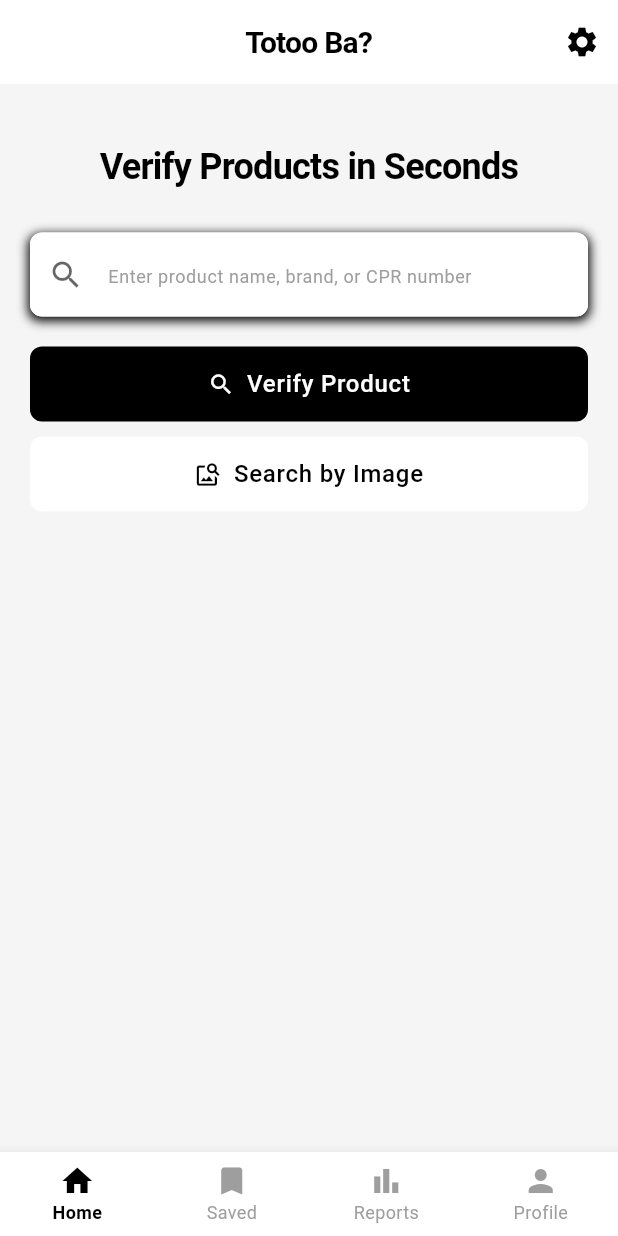
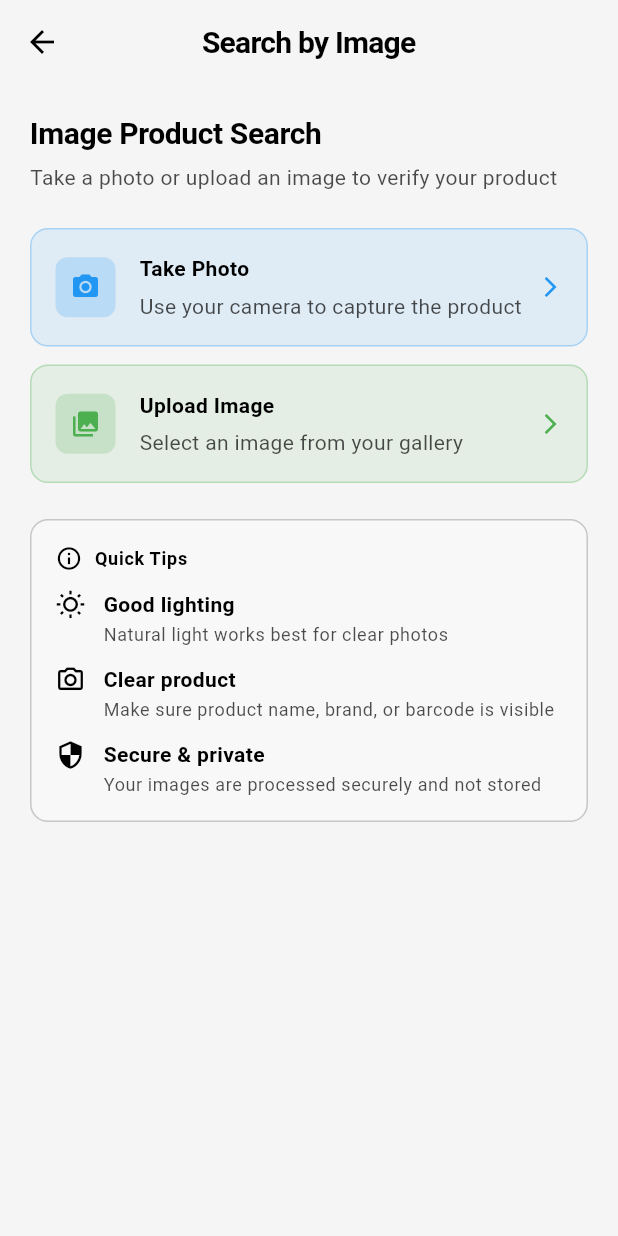
Before and after one commit to Neil-urk12/totoo-ba-mobile, a Flutter app: the screen it shows after launch, after a tap on "Search by Image", on a phone screen of 412 x 824 dp. Run offline on Flutter 3.47's test engine with Material 3 defaults, Android fonts, the phone set to English and light mode, and no system bars; our stand-ins replace flutter_riverpod, image_picker, permission_handler.

Commit message:
feat: implement image search functionality with camera and gallery support; add permission handling and enhance home screen layout for better user experience

```diff
--- a/product_checker/lib/screens/home_screen.dart
+++ b/product_checker/lib/screens/home_screen.dart
@@ -1,6 +1,7 @@
 import 'package:flutter/material.dart';
 import '../widgets/search_bar_widget.dart';
 import '../widgets/action_button_widget.dart';
+import 'image_search_screen.dart';
 
 class HomeScreen extends StatelessWidget {
   const HomeScreen({super.key});
@@ -16,8 +17,16 @@ class HomeScreen extends StatelessWidget {
           children: [
             const SizedBox(height: 20),
             Text(
-              'Verify Products in Seconds',
+              'Verify to check if this is true?',
               style: Theme.of(context).textTheme.displaySmall,
+              textAlign: TextAlign.center,
+            ),
+            const SizedBox(height: 8),
+            Text(
+              'Verify drugs, food, cosmetics, and medical devices instantly',
+              style: Theme.of(context).textTheme.bodyLarge?.copyWith(
+                color: Theme.of(context).colorScheme.onSurface.withValues(alpha: 0.7),
+              ),
               textAlign: TextAlign.center,
             ),
             const SizedBox(height: 30),
@@ -27,7 +36,7 @@ class HomeScreen extends StatelessWidget {
             // Verify Product Button
             ActionButtonWidget(
               text: 'Verify Product',
-              icon: Icons.search,
+              icon: Icons.verified_user,
               backgroundColor: Theme.of(context).colorScheme.primary,
               textColor: Theme.of(context).colorScheme.onPrimary,
               iconColor: Theme.of(context).colorScheme.onPrimary,
@@ -38,13 +47,36 @@ class HomeScreen extends StatelessWidget {
             // Search by Image Button
             ActionButtonWidget(
               text: 'Search by Image',
-              icon: Icons.image_search,
+              icon: Icons.camera_alt,
               backgroundColor: Theme.of(context).colorScheme.surface,
               textColor: Theme.of(context).colorScheme.onSurface,
               iconColor: Theme.of(context).colorScheme.onSurface,
               onPressed: () {
-
+                Navigator.of(context).push(
+                  MaterialPageRoute(
+                    builder: (context) => const ImageSearchScreen(),
+                  ),
+                );
               }
+            ),
+            const SizedBox(height: 20),
+            // Product Categories Section
+            Text(
+              'Supported Product Categories',
+              style: Theme.of(context).textTheme.titleMedium?.copyWith(
+                fontWeight: FontWeight.bold,
+              ),
+            ),
+            const SizedBox(height: 16),
+            // Category Grid
+            Row(
+              mainAxisAlignment: MainAxisAlignment.spaceEvenly,
+              children: [
+                _buildCategoryChip(context, 'Drugs', Icons.medication),
+                _buildCategoryChip(context, 'Food', Icons.restaurant),
+                _buildCategoryChip(context, 'Cosmetics', Icons.face),
+                _buildCategoryChip(context, 'Medical Devices', Icons.medical_services),
+              ],
             ),
             const SizedBox(height: 20),
           ],
@@ -52,4 +84,32 @@ class HomeScreen extends StatelessWidget {
       ),
     );
   }
+
+  Widget _buildCategoryChip(BuildContext context, String label, IconData icon) {
+    return Column(
+      children: [
+        Container(
+          width: 60,
+          height: 60,
+          decoration: BoxDecoration(
+            color: Theme.of(context).colorScheme.primaryContainer,
+            borderRadius: BorderRadius.circular(12),
+          ),
+          child: Icon(
+            icon,
+            color: Theme.of(context).colorScheme.onPrimaryContainer,
+            size: 28,
+          ),
+        ),
+        const SizedBox(height: 8),
+        Text(
+          label,
+          style: Theme.of(context).textTheme.bodySmall?.copyWith(
+            fontWeight: FontWeight.w500,
+          ),
+          textAlign: TextAlign.center,
+        ),
+      ],
+    );
+  }
 }
--- /dev/null
+++ b/product_checker/lib/screens/image_search_screen.dart
@@ -0,0 +1,493 @@
+import 'package:flutter/material.dart';
+import 'package:image_picker/image_picker.dart';
+import 'package:permission_handler/permission_handler.dart';
+import 'dart:io';
+import 'package:flutter/foundation.dart';
+
+class ImageSearchScreen extends StatefulWidget {
+  const ImageSearchScreen({super.key});
+
+  @override
+  State<ImageSearchScreen> createState() => _ImageSearchScreenState();
+}
+
+class _ImageSearchScreenState extends State<ImageSearchScreen> {
+  final ImagePicker _picker = ImagePicker();
+  File? _selectedImage;
+  bool _isProcessing = false;
+
+  @override
+  Widget build(BuildContext context) {
+    return Scaffold(
+      appBar: AppBar(
+        title: const Text('Search by Image'),
+        backgroundColor: Colors.transparent,
+        elevation: 0,
+      ),
+      body: SingleChildScrollView(
+        padding: const EdgeInsets.all(20),
+        child: Column(
+          crossAxisAlignment: CrossAxisAlignment.start,
+          children: [
+            // Header Section
+            Text(
+              'Image Product Search',
+              style: Theme.of(context).textTheme.headlineMedium?.copyWith(
+                fontWeight: FontWeight.bold,
+              ),
+            ),
+            const SizedBox(height: 6),
+            Text(
+              'Take a photo or upload an image to verify your product',
+              style: Theme.of(context).textTheme.bodyMedium?.copyWith(
+                color: Theme.of(context).colorScheme.onSurface.withValues(alpha: 0.7),
+              ),
+            ),
+            const SizedBox(height: 24),
+
+            // Image Preview Section
+            if (_selectedImage != null) ...[
+              Container(
+                width: double.infinity,
+                height: 200,
+                decoration: BoxDecoration(
+                  borderRadius: BorderRadius.circular(12),
+                  border: Border.all(
+                    color: Theme.of(context).colorScheme.outline.withValues(alpha: 0.3),
+                  ),
+                ),
+                child: ClipRRect(
+                  borderRadius: BorderRadius.circular(12),
+                  child: Image.file(
+                    _selectedImage!,
+                    fit: BoxFit.cover,
+                  ),
+                ),
+              ),
+              const SizedBox(height: 20),
+            ],
+
+            // Action Buttons
+            if (_selectedImage == null) ...[
+              if (!kIsWeb) ...[
+                _buildActionButton(
+                  context,
+                  'Take Photo',
+                  'Use your camera to capture the product',
+                  Icons.camera_alt,
+                  Colors.blue,
+                  () => _pickImage(ImageSource.camera),
+                ),
+                const SizedBox(height: 12),
+              ],
+              _buildActionButton(
+                context,
+                kIsWeb ? 'Select Image File' : 'Upload Image',
+                kIsWeb ? 'Choose an image file from your device' : 'Select an image from your gallery',
+                Icons.photo_library,
+                Colors.green,
+                () => _pickImage(ImageSource.gallery),
+              ),
+            ] else ...[
+              // Process and Retake buttons when image is selected
+              Row(
+                children: [
+                  Expanded(
+                    child: _buildActionButton(
+                      context,
+                      'Retake Photo',
+                      'Take a new photo',
+                      Icons.refresh,
+                      Colors.orange,
+                      () => _retakePhoto(),
+                    ),
+                  ),
+                  const SizedBox(width: 16),
+                  Expanded(
+                    child: _buildActionButton(
+                      context,
+                      'Search Product',
+                      'Verify this product',
+                      Icons.search,
+                      Theme.of(context).colorScheme.primary,
+                      () => _searchProduct(),
+                    ),
+                  ),
+                ],
+              ),
+              const SizedBox(height: 16),
+              _buildProcessingIndicator(),
+            ],
+
+            const SizedBox(height: 24),
+
+            // Compact Information Section
+            _buildCompactInfoSection(context),
+          ],
+        ),
+      ),
+    );
+  }
+
+  Widget _buildActionButton(
+    BuildContext context,
+    String title,
+    String subtitle,
+    IconData icon,
+    Color color,
+    VoidCallback onPressed,
+  ) {
+    return Container(
+      width: double.infinity,
+      decoration: BoxDecoration(
+        color: color.withValues(alpha: 0.1),
+        borderRadius: BorderRadius.circular(12),
+        border: Border.all(
+          color: color.withValues(alpha: 0.3),
+        ),
+      ),
+      child: Material(
+        color: Colors.transparent,
+        child: InkWell(
+          onTap: onPressed,
+          borderRadius: BorderRadius.circular(12),
+          child: Padding(
+            padding: const EdgeInsets.all(16),
+            child: Row(
+              children: [
+                Container(
+                  width: 40,
+                  height: 40,
+                  decoration: BoxDecoration(
+                    color: color.withValues(alpha: 0.2),
+                    borderRadius: BorderRadius.circular(8),
+                  ),
+                  child: Icon(
+                    icon,
+                    color: color,
+                    size: 20,
+                  ),
+                ),
+                const SizedBox(width: 16),
+                Expanded(
+                  child: Column(
+                    crossAxisAlignment: CrossAxisAlignment.start,
+                    children: [
+                      Text(
+                        title,
+                        style: Theme.of(context).textTheme.titleMedium?.copyWith(
+                          fontWeight: FontWeight.bold,
+                        ),
+                      ),
+                      const SizedBox(height: 4),
+                      Text(
+                        subtitle,
+                        style: Theme.of(context).textTheme.bodyMedium?.copyWith(
+                          color: Theme.of(context).colorScheme.onSurface.withValues(alpha: 0.7),
+                        ),
+                      ),
+                    ],
+                  ),
+                ),
+                Icon(
+                  Icons.arrow_forward_ios,
+                  color: color,
+                  size: 16,
+                ),
+              ],
+            ),
+          ),
+        ),
+      ),
+    );
+  }
+
+  Widget _buildCompactInfoSection(BuildContext context) {
+    return Container(
+      width: double.infinity,
+      padding: const EdgeInsets.all(16),
+      decoration: BoxDecoration(
+        color: Theme.of(context).colorScheme.surfaceContainerHighest.withValues(alpha: 0.3),
+        borderRadius: BorderRadius.circular(12),
+        border: Border.all(
+          color: Theme.of(context).colorScheme.outline.withValues(alpha: 0.2),
+        ),
+      ),
+      child: Column(
+        crossAxisAlignment: CrossAxisAlignment.start,
+        children: [
+          Row(
+            children: [
+              Icon(
+                Icons.info_outline,
+                color: Theme.of(context).colorScheme.primary,
+                size: 18,
+              ),
+              const SizedBox(width: 8),
+              Text(
+                'Quick Tips',
+                style: Theme.of(context).textTheme.titleSmall?.copyWith(
+                  fontWeight: FontWeight.bold,
+                  color: Theme.of(context).colorScheme.primary,
+                ),
+              ),
+            ],
+          ),
+          const SizedBox(height: 12),
+          _buildCompactTip(
+            context,
+            Icons.wb_sunny_outlined,
+            'Good lighting',
+            'Natural light works best for clear photos',
+          ),
+          const SizedBox(height: 12),
+          _buildCompactTip(
+            context,
+            Icons.camera_alt_outlined,
+            'Clear product',
+            kIsWeb
+              ? 'Make sure product name, brand, or barcode is clearly visible in the image'
+              : 'Make sure product name, brand, or barcode is visible',
+          ),
+          const SizedBox(height: 12),
+          _buildCompactTip(
+            context,
+            Icons.security_outlined,
+            'Secure & private',
+            'Your images are processed securely and not stored',
+          ),
+        ],
+      ),
+    );
+  }
+
+  Widget _buildCompactTip(BuildContext context, IconData icon, String title, String description) {
+    return Row(
+      crossAxisAlignment: CrossAxisAlignment.start,
+      children: [
+        Icon(
+          icon,
+          color: Theme.of(context).colorScheme.primary,
+          size: 20,
+        ),
+        const SizedBox(width: 12),
+        Expanded(
+          child: Column(
+            crossAxisAlignment: CrossAxisAlignment.start,
+            children: [
+              Text(
+                title,
+                style: Theme.of(context).textTheme.bodyMedium?.copyWith(
+                  fontWeight: FontWeight.w600,
+                  color: Theme.of(context).colorScheme.onSurface,
+                ),
+              ),
+              const SizedBox(height: 2),
+              Text(
+                description,
+                style: Theme.of(context).textTheme.bodySmall?.copyWith(
+                  color: Theme.of(context).colorScheme.onSurface.withValues(alpha: 0.7),
+                ),
+              ),
+            ],
+          ),
+        ),
+      ],
+    );
+  }
+
+  Future<void> _pickImage(ImageSource source) async {
+    try {
+      // Check if running on web
+      if (kIsWeb) {
+        await _pickImageWeb(source);
+        return;
+      }
+
+      // Request permissions for mobile platforms
+      bool hasPermission = false;
+      if (source == ImageSource.camera) {
+        hasPermission = await _requestCameraPermission();
+      } else {
+        hasPermission = await _requestStoragePermission();
+      }
+
+      if (!hasPermission) {
+        if (mounted) {
+          ScaffoldMessenger.of(context).showSnackBar(
+            SnackBar(
+              content: Text('Permission denied. Please enable ${source == ImageSource.camera ? 'camera' : 'storage'} permission in settings.'),
+              backgroundColor: Colors.orange,
+            ),
+          );
+        }
+        return;
+      }
+
+      final XFile? image = await _picker.pickImage(
+        source: source,
+        maxWidth: 1920,
+        maxHeight: 1920,
+        imageQuality: 85,
+      );
+
+      if (image != null) {
+        setState(() {
+          _selectedImage = File(image.path);
+        });
+      }
+    } catch (e) {
+      if (mounted) {
+        ScaffoldMessenger.of(context).showSnackBar(
+          SnackBar(
+            content: Text('Error picking image: $e'),
+            backgroundColor: Colors.red,
+          ),
+        );
+      }
+    }
+  }
+
+  Future<void> _pickImageWeb(ImageSource source) async {
+    try {
+      // For web, we can only use gallery (file picker)
+      if (source == ImageSource.camera) {
+        if (mounted) {
+          ScaffoldMessenger.of(context).showSnackBar(
+            const SnackBar(
+              content: Text('Camera is not supported on web. Please use "Upload Image" instead.'),
+              backgroundColor: Colors.orange,
+            ),
+          );
+        }
+        return;
+      }
+
+      // Use file picker for web
+      final XFile? image = await _picker.pickImage(
+        source: ImageSource.gallery,
+        maxWidth: 1920,
+        maxHeight: 1920,
+        imageQuality: 85,
+      );
+
+      if (image != null) {
+        // For web, we need to handle the file differently
+        await image.readAsBytes(); // Read bytes to ensure file is accessible
+        setState(() {
+          // Create a temporary file representation for web
+          _selectedImage = File(image.path);
+        });
+      }
+    } catch (e) {
+      if (mounted) {
+        ScaffoldMessenger.of(context).showSnackBar(
+          SnackBar(
+            content: Text('Error picking image: $e'),
+            backgroundColor: Colors.red,
+          ),
+        );
+      }
+    }
+  }
+
+  Future<bool> _requestCameraPermission() async {
+    final status = await Permission.camera.request();
+    return status.isGranted;
+  }
+
+  Future<bool> _requestStoragePermission() async {
+    if (Platform.isAndroid) {
+      // For Android 13+ (API 33+), use READ_MEDIA_IMAGES
+      if (await Permission.photos.isGranted) {
+        return true;
+      }
+
+      final status = await Permission.photos.request();
+      if (status.isGranted) {
+        return true;
+      }
+
+      // Fallback to storage permission for older Android versions
+      final storageStatus = await Permission.storage.request();
+      return storageStatus.isGranted;
+    } else {
+      // For iOS, use photos permission
+      final status = await Permission.photos.request();
+      return status.isGranted;
+    }
+  }
+
+  void _retakePhoto() {
+    setState(() {
+      _selectedImage = null;
+    });
+  }
+
+  void _searchProduct() {
+    if (_selectedImage == null) return;
+
+    setState(() {
+      _isProcessing = true;
+    });
+
+    // Simulate processing
+    Future.delayed(const Duration(seconds: 2), () {
+      if (mounted) {
+        setState(() {
+          _isProcessing = false;
+        });
+
+        // Show result dialog or navigate to results
+        _showSearchResult();
+      }
+    });
+  }
+
+  Widget _buildProcessingIndicator() {
+    if (!_isProcessing) return const SizedBox.shrink();
+
+    return Container(
+      padding: const EdgeInsets.all(16),
+      child: Row(
+        mainAxisAlignment: MainAxisAlignment.center,
+        children: [
+          SizedBox(
+            width: 20,
+            height: 20,
+            child: CircularProgressIndicator(
+              strokeWidth: 2,
+              valueColor: AlwaysStoppedAnimation<Color>(
+                Theme.of(context).colorScheme.primary,
+              ),
+            ),
+          ),
+          const SizedBox(width: 12),
+          Text(
+            'Processing image...',
+            style: Theme.of(context).textTheme.bodyMedium,
+          ),
+        ],
+      ),
+    );
+  }
+
+  void _showSearchResult() {
+    showDialog(
+      context: context,
+      builder: (context) => AlertDialog(
+        title: const Text('Search Complete'),
+        content: const Text('Product verification completed. Results will be displayed here.'),
+        actions: [
+          TextButton(
+            onPressed: () {
+              Navigator.of(context).pop();
+              Navigator.of(context).pop(); // Go back to home screen
+            },
+            child: const Text('OK'),
+          ),
+        ],
+      ),
+    );
+  }
+}
--- a/product_checker/pubspec.yaml
+++ b/product_checker/pubspec.yaml
@@ -39,6 +39,12 @@ dependencies:
   # Note: Riverpod 3.0+ has breaking changes. Keeping at 2.6.1 for stability.
   # To upgrade to 3.0+, extensive refactoring of providers will be needed.
   flutter_riverpod: ^2.6.1
+
+  # Image picker for camera and gallery access
+  image_picker: ^1.0.4
+
+  # Permission handler for runtime permissions
+  permission_handler: ^11.0.1
 
 dev_dependencies:
   flutter_test:
```
Also changed, not shown: product_checker/pubspec.lock, 6 other files.
